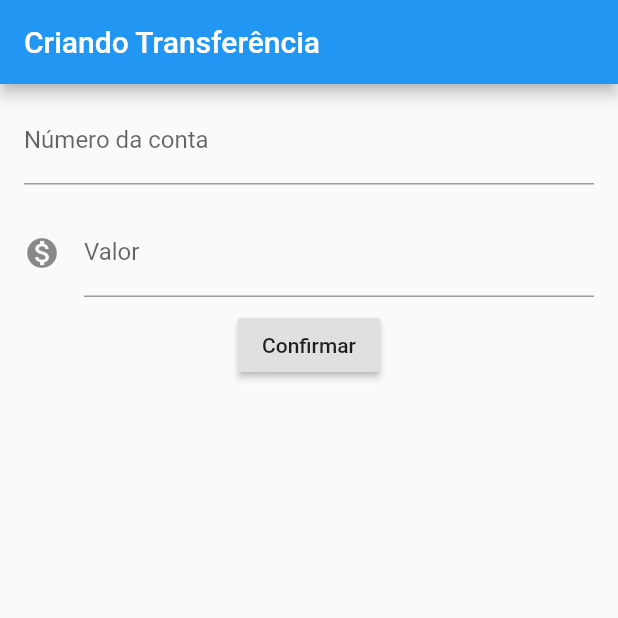
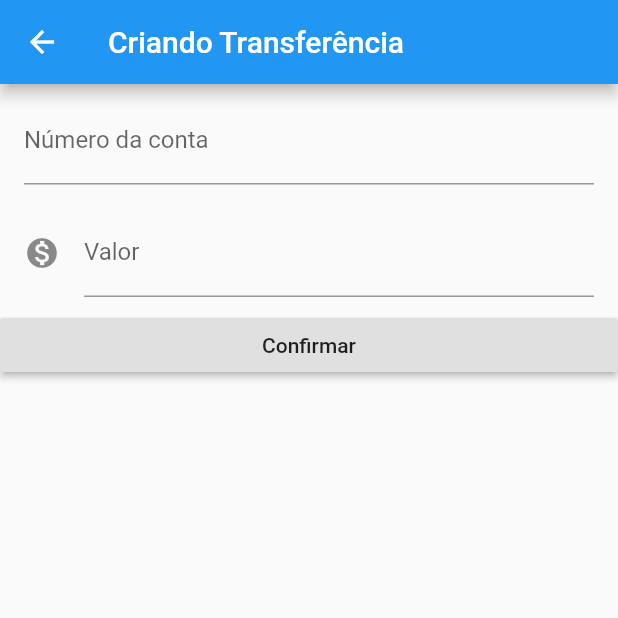
Before and after one commit to Lapetina/byte-bank, a Flutter app: the FormTransfer screen opened directly, after a tap on "Confirmar", on a phone screen of 412 x 824 dp, the top half of it. Run offline on Flutter 3.47's test engine with Material 2 defaults, Android fonts, the phone set to English and light mode, and no system bars; missing offline and left inert: dart:ffi.

```diff
--- a/lib/main.dart
+++ b/lib/main.dart
@@ -11,7 +11,7 @@ class BytebankApp extends StatelessWidget {
   Widget build(BuildContext context) {
     return MaterialApp(
       home: Scaffold(
-        body: FormTransfer(),
+        body: ListTransfers(),
       ),
     );
   }
@@ -28,55 +28,66 @@ class FormTransfer extends StatelessWidget {
       appBar: AppBar(
         title: Text('Criando Transferência'),
       ),
-      body: Column(
+      body: ListView(
         children: <Widget>[
-          Padding(
-            padding: const EdgeInsets.symmetric(vertical: 8.0, horizontal: 16.0),
-              child: TextField(
-                style: TextStyle(
-                  fontSize: 16.0,
-                ),
-                decoration: InputDecoration(
-                  labelText: 'Número da conta',
-                  hintText: '0000'
-                ),
-                keyboardType: TextInputType.number,
-                controller: _controlAccountNumber,
-              ),
+          Edit(
+              controller: _controlAccountNumber,
+              label: 'Número da conta',
+              tip: '0000'
           ),
-          Padding(
-            padding: const EdgeInsets.symmetric(vertical: 8.0, horizontal: 16.0),
-              child: TextField(
-                style: TextStyle(
-                  fontSize: 16.0,
-                ),
-                decoration: InputDecoration(
-                  labelText: 'Valor',
-                  hintText: '0.00',
-                  icon: Icon(Icons.monetization_on),
-                ),
-                keyboardType: TextInputType.number,
-                controller: _controlValue,
-              ),
+          Edit(
+            controller: _controlValue,
+            label: 'Valor',
+            tip: '0.00',
+            icon: Icons.monetization_on,
           ),
           RaisedButton(
             child: Text('Confirmar'),
             onPressed: () {
-              debugPrint('cliclou no confirmar');
-              final int accountNumber = int.tryParse(
-                  _controlAccountNumber.text);
-              final double valueNumber = double.tryParse(_controlValue.text);
-              if (accountNumber != null && valueNumber != null) {
-                final transfer = Transfer(accountNumber, valueNumber);
-                print(accountNumber);
-                print(valueNumber);
-                debugPrint('$transfer');
-                final snackBar = SnackBar(content: Text('$transfer'));
-                Scaffold.of(context).showSnackBar(snackBar);
-              }
+              _createTransfer(context);
             },
-          ),
+          )
         ],
+      ),
+    );
+  }
+
+  void _createTransfer(BuildContext context) {
+    final int accountNumber = int.tryParse(
+        _controlAccountNumber.text);
+    final double valueNumber = double.tryParse(_controlValue.text);
+    if (accountNumber != null && valueNumber != null) {
+      final transfer = Transfer(accountNumber, valueNumber);
+      Navigator.pop(context, transfer);
+//      final snackBar = SnackBar(content: Text('$transfer'));
+//      Scaffold.of(context).showSnackBar(snackBar);
+    }
+  }
+}
+
+class Edit extends StatelessWidget {
+  final TextEditingController controller;
+  final String label;
+  final String tip;
+  final IconData icon;
+
+  Edit({this.controller, this.label, this.tip, this.icon});
+
+  @override
+  Widget build(BuildContext context) {
+    return Padding(
+      padding: const EdgeInsets.symmetric(vertical: 8.0, horizontal: 16.0),
+      child: TextField(
+        style: TextStyle(
+          fontSize: 16.0,
+        ),
+        decoration: InputDecoration(
+            labelText: label,
+            hintText: tip,
+            icon: icon != null ? Icon(icon) : null,
+        ),
+        keyboardType: TextInputType.number,
+        controller: controller,
       ),
     );
   }
@@ -84,22 +95,30 @@ class FormTransfer extends StatelessWidget {
 
 
 class ListTransfers extends StatelessWidget{
-
+  final List<Transfer> _transfer = List();
   @override
   Widget build(BuildContext context) {
     return Scaffold(
       appBar: AppBar(
         title: Text('Transferências'),
       ),
-      body: Column(
-        children: [
-          ItensTransfers(Transfer(1001, 100.0)),
-          ItensTransfers(Transfer(1001, 200.0)),
-          ItensTransfers(Transfer(3003, 300.0)),
-        ],
+      body: ListView.builder(
+        itemCount: _transfer.length,
+        itemBuilder: (context, index) {
+          final transfer = _transfer[index];
+          return ItensTransfers(transfer);
+        },
       ),
       floatingActionButton: FloatingActionButton(
-        child: Icon(Icons.add),
+        child: Icon(Icons.add), onPressed: () {
+          final Future<Transfer> future = Navigator.push(context, MaterialPageRoute(builder: (context) {
+              return FormTransfer();
+            }),
+          );
+          future.then((transferReciver){
+            debugPrint('$transferReciver');
+          });
+        },
       ),
     );
   }
```
